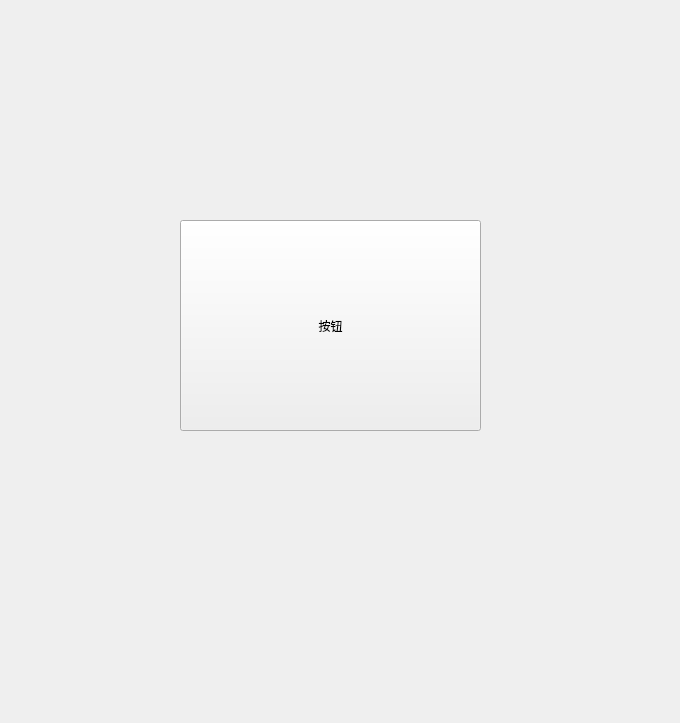
Above: ui/draw.ui from DavidingPlus/transportation-planning before the change. Below: the same form after it.
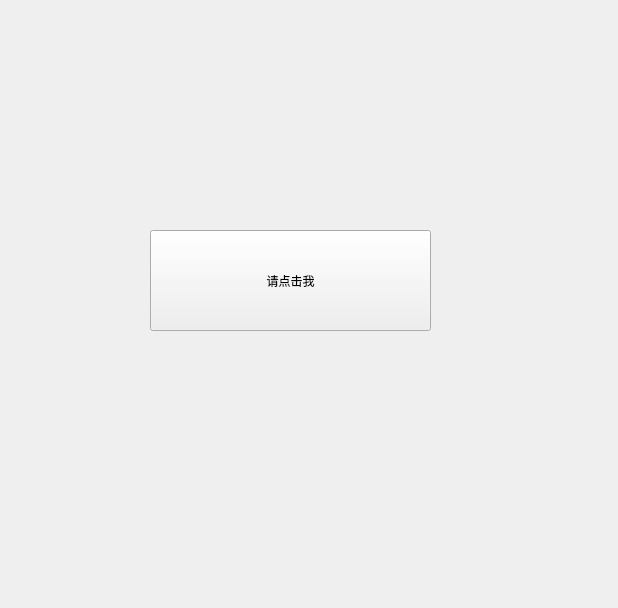
That is the form after the change.

```diff
--- a/ui/draw.ui
+++ b/ui/draw.ui
@@ -6,8 +6,8 @@
    <rect>
     <x>0</x>
     <y>0</y>
-    <width>680</width>
-    <height>723</height>
+    <width>618</width>
+    <height>608</height>
    </rect>
   </property>
   <property name="windowTitle">
@@ -16,14 +16,14 @@
   <widget class="QPushButton" name="pushButton">
    <property name="geometry">
     <rect>
-     <x>180</x>
-     <y>220</y>
-     <width>301</width>
-     <height>211</height>
+     <x>150</x>
+     <y>230</y>
+     <width>281</width>
+     <height>101</height>
     </rect>
    </property>
    <property name="text">
-    <string>按钮</string>
+    <string>请点击我</string>
    </property>
   </widget>
  </widget>
```
Left out of the diff: 2 changed lines with no effect on the pictures.
